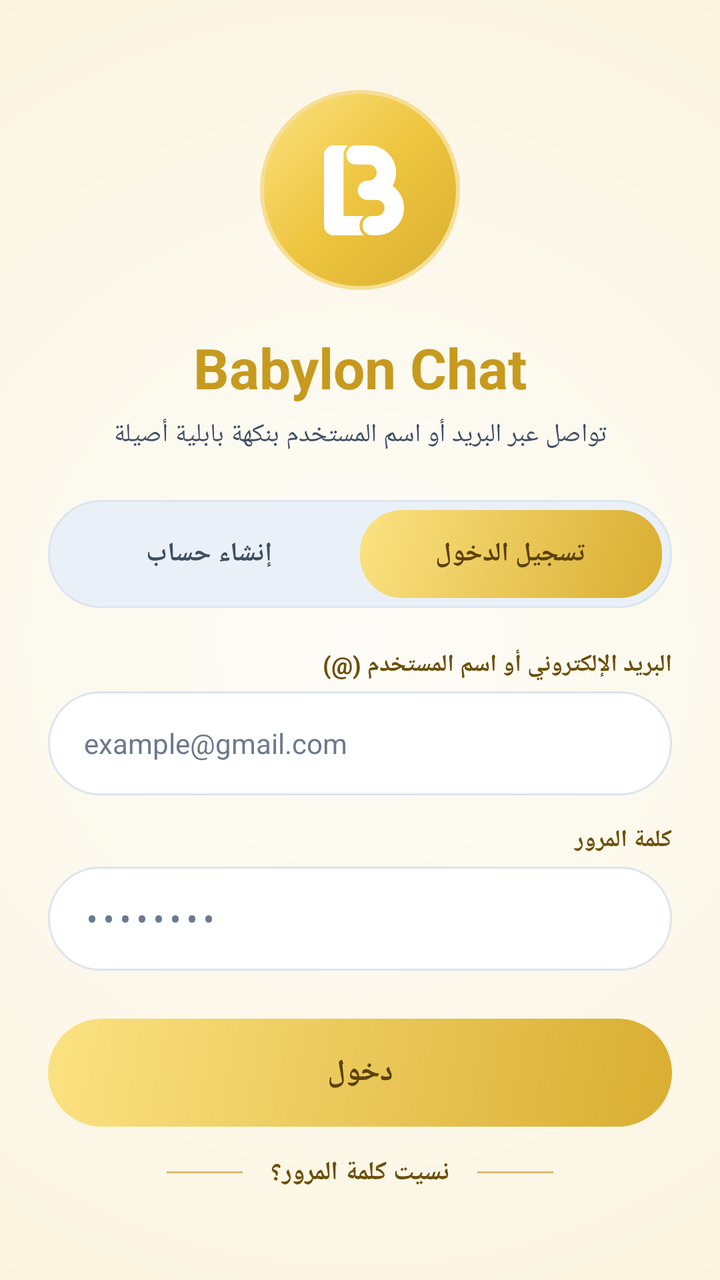
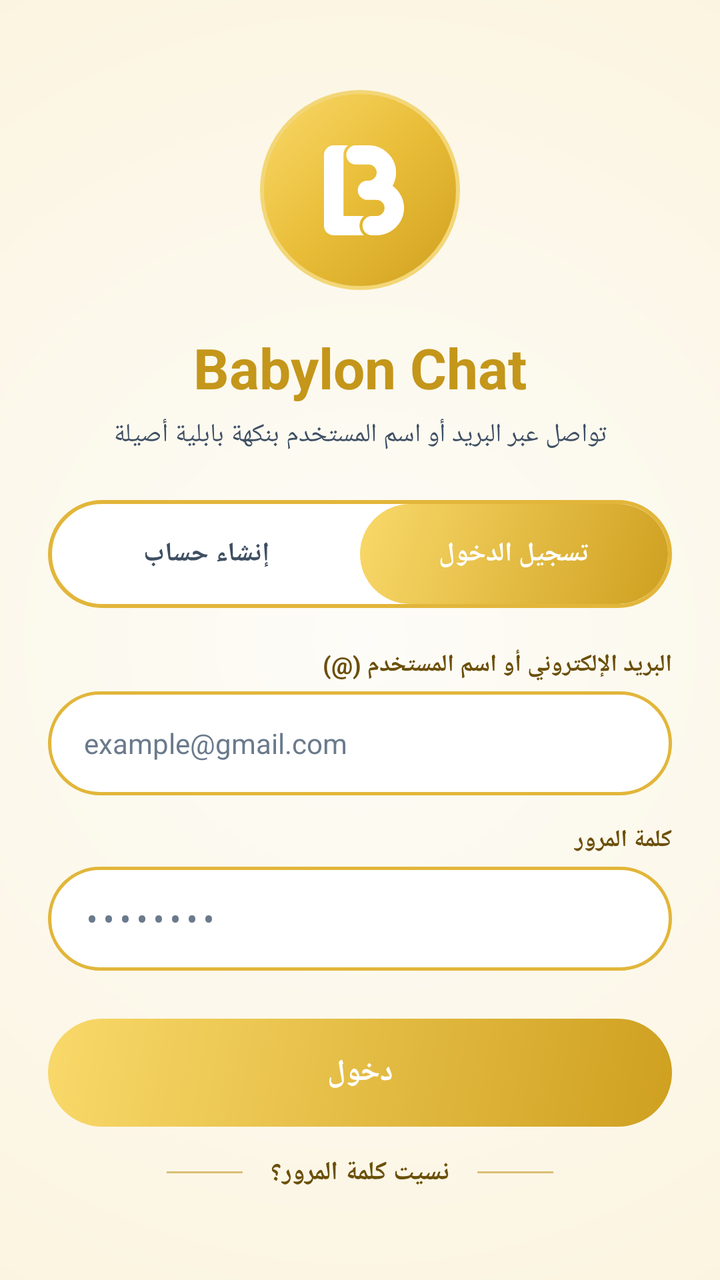

Before-and-after screenshots of an Android layout around one commit, followed by the original layout XML and the change that was made.
<!-- AndroidManifest.xml: activity theme NoActionBar -->
<!-- res/layout/main2.xml -->
<ScrollView
 android:scrollbars="none"
	xmlns:android="http://schemas.android.com/apk/res/android"
	xmlns:app="http://schemas.android.com/apk/res-auto"
	xmlns:tools="http://schemas.android.com/tools"
	android:id="@+id/root"
	android:layout_width="match_parent"
	android:layout_height="match_parent"
	android:background="@drawable/bg_screen"
	android:fillViewport="true"
	android:clipToPadding="false"
	android:layoutDirection="rtl">
	<LinearLayout
		android:id="@+id/linear26"
		android:layout_width="match_parent"
		android:layout_height="match_parent"
		android:paddingLeft="24dp"
		android:paddingTop="30dp"
		android:paddingRight="24dp"
		android:paddingBottom="30dp"
		android:gravity="center_horizontal|center_vertical"
		android:orientation="vertical">
		<LinearLayout
			android:id="@+id/logo_circle"
			android:layout_width="100dp"
			android:layout_height="100dp"
			android:background="@drawable/bg_logo"
			android:gravity="center_horizontal|center_vertical"
			android:orientation="vertical">
			<ImageView
				android:id="@+id/logo_img"
				android:layout_width="40dp"
				android:layout_height="46dp"
				android:src="@drawable/logo_vector"
				android:scaleType="fitCenter"
				android:translationX="2.0dp" />
		</LinearLayout>
		<TextView
			android:id="@+id/title"
			android:layout_width="wrap_content"
			android:layout_height="wrap_content"
			android:layout_marginTop="20dp"
			android:text="Babylon Chat"
			android:textSize="28sp"
			android:textStyle="bold"
			android:textColor="#C79A1F" />
		<TextView
			android:id="@+id/subtitle"
			android:layout_width="wrap_content"
			android:layout_height="wrap_content"
			android:layout_marginTop="6dp"
			android:gravity="center_horizontal|center_vertical"
			android:text="تواصل عبر البريد أو اسم المستخدم بنكهة بابلية أصيلة"
			android:textSize="13sp"
			android:textColor="#3F4F63" />
		<LinearLayout
			android:id="@+id/tabs"
			android:layout_width="match_parent"
			android:layout_height="54dp"
			android:layout_marginTop="24dp"
			android:padding="5dp"
			android:background="@drawable/bg_tab_container"
			android:orientation="horizontal">
			<TextView
				android:id="@+id/tab_login"
				android:layout_width="0dp"
				android:layout_height="match_parent"
				android:background="@drawable/bg_tab_active"
				android:gravity="center_horizontal|center_vertical"
				android:text="تسجيل الدخول"
				android:textStyle="bold"
				android:textColor="#5B4208"
				android:layout_weight="1"
				android:textSize="13.33sp" />
			<TextView
				android:id="@+id/tab_register"
				android:layout_width="0dp"
				android:layout_height="match_parent"
				android:gravity="center_horizontal|center_vertical"
				android:text="إنشاء حساب"
				android:textStyle="bold"
				android:textColor="#3F4F63"
				android:layout_weight="1"
				android:textSize="13.33sp" />
		</LinearLayout>
		<LinearLayout
			android:id="@+id/login_form"
			android:layout_width="match_parent"
			android:layout_height="wrap_content"
			android:orientation="vertical"
			android:visibility="visible">
			<TextView
				android:id="@+id/label_user"
				android:layout_width="match_parent"
				android:layout_height="wrap_content"
				android:layout_marginTop="20dp"
				android:gravity="right"
				android:text="البريد الإلكتروني أو اسم المستخدم (\@)"
				android:textSize="12sp"
				android:textStyle="bold"
				android:textColor="#6B4F08" />
			<EditText
				android:id="@+id/edit_user"
				android:layout_width="match_parent"
				android:layout_height="52dp"
				android:layout_marginTop="5dp"
				android:paddingLeft="18dp"
				android:paddingRight="18dp"
				android:background="@drawable/bg_input"
				android:gravity="left|center_vertical"
				android:textSize="14sp"
				android:textColor="#17212B"
				android:hint="example\@gmail.com"
				android:textColorHint="#6B7A8C"
				android:singleLine="true"
				android:inputType="textEmailAddress" />
			<TextView
				android:id="@+id/label_pass"
				android:layout_width="match_parent"
				android:layout_height="wrap_content"
				android:layout_marginTop="14dp"
				android:gravity="right"
				android:text="كلمة المرور"
				android:textSize="12sp"
				android:textStyle="bold"
				android:textColor="#6B4F08" />
			<EditText
				android:id="@+id/edit_pass"
				android:layout_width="match_parent"
				android:layout_height="52dp"
				android:layout_marginTop="5dp"
				android:paddingLeft="18dp"
				android:paddingRight="18dp"
				android:background="@drawable/bg_input"
				android:gravity="left|center_vertical"
				android:textSize="14sp"
				android:textColor="#17212B"
				android:hint="••••••••"
				android:textColorHint="#6B7A8C"
				android:singleLine="true"
				android:inputType="textPassword" />
			<TextView
				android:id="@+id/btn_login"
				android:layout_width="match_parent"
				android:layout_height="54dp"
				android:layout_marginTop="24dp"
				android:background="@drawable/bg_button"
				android:gravity="center_horizontal|center_vertical"
				android:text="دخول"
				android:textSize="15sp"
				android:textStyle="bold"
				android:textColor="#5B4208"
				android:focusable="true" />
			<TextView
				android:id="@+id/btn_forgot"
				android:layout_width="wrap_content"
				android:layout_height="wrap_content"
				android:layout_marginTop="14dp"
				android:text="نسيت كلمة المرور؟"
				android:textSize="13sp"
				android:textColor="#6B4F08"
				android:drawableLeft="@drawable/bg_line"
				android:drawableRight="@drawable/bg_line"
				android:drawablePadding="14dp"
				android:textStyle="bold"
				android:layout_gravity="center_horizontal"
				android:focusable="true" />
		</LinearLayout>
		<LinearLayout
			android:id="@+id/register_form"
			android:layout_width="match_parent"
			android:layout_height="wrap_content"
			android:orientation="vertical"
			android:visibility="gone">
			<TextView
				android:id="@+id/label_name"
				android:layout_width="match_parent"
				android:layout_height="wrap_content"
				android:layout_marginTop="20dp"
				android:gravity="right"
				android:text="اسم العرض (الاسم الشخصي)"
				android:textSize="12sp"
				android:textStyle="bold"
				android:textColor="#6B4F08" />
			<EditText
				android:id="@+id/edit_name"
				android:layout_width="match_parent"
				android:layout_height="52dp"
				android:layout_marginTop="5dp"
				android:paddingLeft="18dp"
				android:paddingRight="18dp"
				android:background="@drawable/bg_input"
				android:gravity="left|center_vertical"
				android:textSize="14sp"
				android:textColor="#17212B"
				android:hint="Your Name"
				android:textColorHint="#6B7A8C"
				android:singleLine="true"
				android:inputType="textPersonName" />
			<TextView
				android:id="@+id/label_email"
				android:layout_width="match_parent"
				android:layout_height="wrap_content"
				android:layout_marginTop="14dp"
				android:gravity="right"
				android:text="البريد الإلكتروني"
				android:textSize="12sp"
				android:textStyle="bold"
				android:textColor="#6B4F08" />
			<EditText
				android:id="@+id/edit_email"
				android:layout_width="match_parent"
				android:layout_height="52dp"
				android:layout_marginTop="5dp"
				android:paddingLeft="18dp"
				android:paddingRight="18dp"
				android:background="@drawable/bg_input"
				android:gravity="left|center_vertical"
				android:textSize="14sp"
				android:textColor="#17212B"
				android:hint="example\@gmail.com"
				android:textColorHint="#6B7A8C"
				android:singleLine="true"
				android:inputType="textEmailAddress" />
			<TextView
				android:id="@+id/label_reg_pass"
				android:layout_width="match_parent"
				android:layout_height="wrap_content"
				android:layout_marginTop="14dp"
				android:gravity="right"
				android:text="كلمة المرور"
				android:textSize="12sp"
				android:textStyle="bold"
				android:textColor="#6B4F08" />
			<EditText
				android:id="@+id/edit_reg_pass"
				android:layout_width="match_parent"
				android:layout_height="52dp"
				android:layout_marginTop="5dp"
				android:paddingLeft="18dp"
				android:paddingRight="18dp"
				android:background="@drawable/bg_input"
				android:gravity="left|center_vertical"
				android:textSize="14sp"
				android:textColor="#17212B"
				android:hint="6 أحرف على الأقل"
				android:textColorHint="#6B7A8C"
				android:singleLine="true"
				android:inputType="textPassword" />
			<TextView
				android:id="@+id/label_reg_pass2"
				android:layout_width="match_parent"
				android:layout_height="wrap_content"
				android:layout_marginTop="14dp"
				android:gravity="right"
				android:text="تأكيد كلمة المرور"
				android:textSize="12sp"
				android:textStyle="bold"
				android:textColor="#6B4F08" />
			<EditText
				android:id="@+id/edit_reg_pass2"
				android:layout_width="match_parent"
				android:layout_height="52dp"
				android:layout_marginTop="5dp"
				android:paddingLeft="18dp"
				android:paddingRight="18dp"
				android:background="@drawable/bg_input"
				android:gravity="left|center_vertical"
				android:textSize="14sp"
				android:textColor="#17212B"
				android:hint="أعد كتابة كلمة المرور"
				android:textColorHint="#6B7A8C"
				android:singleLine="true"
				android:inputType="textPassword" />
			<TextView
				android:id="@+id/btn_register"
				android:layout_width="match_parent"
				android:layout_height="54dp"
				android:layout_marginTop="24dp"
				android:background="@drawable/bg_button"
				android:gravity="center_horizontal|center_vertical"
				android:text="تسجيل حساب جديد"
				android:textSize="15sp"
				android:textStyle="bold"
				android:textColor="#5B4208"
				android:focusable="true" />
		</LinearLayout>
	</LinearLayout>
</ScrollView>
<!-- resources referenced by this layout -->
<resources>
  <!-- drawable bg_button (drawable) -->
  <?xml version="1.0" encoding="utf-8"?>
  <shape xmlns:android="http://schemas.android.com/apk/res/android" android:shape="rectangle">
      
      <gradient
          android:angle="315"
          android:startColor="#FBE282"
          android:endColor="#D9AE31" />
      <corners android:radius="27dp" />
  </shape>
  <!-- drawable bg_input (drawable) -->
  <?xml version="1.0" encoding="utf-8"?>
  <shape xmlns:android="http://schemas.android.com/apk/res/android" android:shape="rectangle">
      <solid android:color="#FFFFFF" />
      <stroke android:width="1dp" android:color="#DCE4EE" />
      <corners android:radius="26dp" />
  </shape>
  <!-- drawable bg_line (drawable) -->
  <?xml version="1.0" encoding="utf-8"?>
  <shape xmlns:android="http://schemas.android.com/apk/res/android" android:shape="rectangle">
      <size android:width="38dp" android:height="1dp" />
      <solid android:color="#99C39A2A" />
  </shape>
  <!-- drawable bg_logo (drawable) -->
  <?xml version="1.0" encoding="utf-8"?>
  <shape xmlns:android="http://schemas.android.com/apk/res/android" android:shape="oval">
      <gradient
          android:angle="315"
          android:startColor="#FBE282"
          android:centerColor="#EEC53F"
          android:endColor="#D9AE31" />
      <stroke android:width="2dp" android:color="#F6DE93" />
  </shape>
  <!-- drawable bg_screen (drawable) -->
  <?xml version="1.0" encoding="utf-8"?>
  <shape xmlns:android="http://schemas.android.com/apk/res/android" android:shape="rectangle">
      
      <gradient
          android:type="radial"
          android:centerX="0.5"
          android:centerY="0.5"
          android:gradientRadius="120%p"
          android:startColor="#FDFCF8"
          android:endColor="#FBF3DC" />
  </shape>
  <!-- drawable bg_tab_active (drawable) -->
  <?xml version="1.0" encoding="utf-8"?>
  <shape xmlns:android="http://schemas.android.com/apk/res/android" android:shape="rectangle">
      <gradient
          android:angle="315"
          android:startColor="#FBE282"
          android:endColor="#D9AE31" />
      <corners android:radius="21dp" />
  </shape>
  <!-- drawable bg_tab_container (drawable) -->
  <?xml version="1.0" encoding="utf-8"?>
  <shape xmlns:android="http://schemas.android.com/apk/res/android" android:shape="rectangle">
      <solid android:color="#EAF0F7" />
      <stroke android:width="1dp" android:color="#DCE4EE" />
      <corners android:radius="26dp" />
  </shape>
  <!-- drawable logo_vector: vector/xml drawable (drawable, 4453 chars, omitted) -->
  <style name="NoActionBar" parent="@android:style/Theme.Material.Light.NoActionBar">
  		<item name="android:colorPrimary">@color/colorPrimary</item>
  		<item name="android:colorPrimaryDark">@color/colorPrimaryDark</item>
  		<item name="android:colorAccent">@color/colorAccent</item>
  		<item name="android:colorControlActivated">@color/colorAccent</item>
  		<item name="android:textColorHighlight">@color/textHighlightGold</item>
  		<item name="android:colorControlHighlight">@color/colorControlHighlight</item>
  		<item name="android:colorControlNormal">@color/colorControlNormal</item>
  		<item name="android:buttonStyle">@style/FlatButton</item>
  	</style>
  <color name="colorPrimary">#F57C00</color>
  <color name="colorPrimaryDark">#E65100</color>
  <color name="colorAccent">#C99A1C</color>
  <color name="textHighlightGold">#59C99A1C</color>
  <color name="colorControlHighlight">#FFF3E0</color>
  <color name="colorControlNormal">#BDBDBD</color>
  <style name="FlatButton" parent="@android:style/Widget.Material.Button">
  		<item name="android:stateListAnimator">@null</item>
  		<item name="android:elevation">0dp</item>
  	</style>
</resources>

<!-- the commit's change to res/layout/main2.xml (unified diff, before → after) -->
@@ -43,7 +43,7 @@
 			android:text="Babylon Chat"
 			android:textSize="28sp"
 			android:textStyle="bold"
-			android:textColor="#C79A1F" />
+			android:textColor="#C4961A" />
 		<TextView
 			android:id="@+id/subtitle"
 			android:layout_width="wrap_content"
@@ -58,7 +58,7 @@
 			android:layout_width="match_parent"
 			android:layout_height="54dp"
 			android:layout_marginTop="24dp"
-			android:padding="5dp"
+			android:padding="2dp"
 			android:background="@drawable/bg_tab_container"
 			android:orientation="horizontal">
 			<TextView
@@ -69,7 +69,7 @@
 				android:gravity="center_horizontal|center_vertical"
 				android:text="تسجيل الدخول"
 				android:textStyle="bold"
-				android:textColor="#5B4208"
+				android:textColor="#FFFFFF"
 				android:layout_weight="1"
 				android:textSize="13.33sp" />
 			<TextView
@@ -149,7 +149,7 @@
 				android:text="دخول"
 				android:textSize="15sp"
 				android:textStyle="bold"
-				android:textColor="#5B4208"
+				android:textColor="#FFFFFF"
 				android:focusable="true" />
 			<TextView
 				android:id="@+id/btn_forgot"
@@ -282,7 +282,7 @@
 				android:text="تسجيل حساب جديد"
 				android:textSize="15sp"
 				android:textStyle="bold"
-				android:textColor="#5B4208"
+				android:textColor="#FFFFFF"
 				android:focusable="true" />
 		</LinearLayout>
 	</LinearLayout>
<!-- resource entries referenced after the edit -->
@@ -6,15 +6,15 @@
       
       <gradient
           android:angle="315"
-          android:startColor="#FBE282"
-          android:endColor="#D9AE31" />
+          android:startColor="#F9D96A"
+          android:endColor="#CFA020" />
       <corners android:radius="27dp" />
   </shape>
   <!-- drawable bg_input (drawable) -->
   <?xml version="1.0" encoding="utf-8"?>
   <shape xmlns:android="http://schemas.android.com/apk/res/android" android:shape="rectangle">
       <solid android:color="#FFFFFF" />
-      <stroke android:width="1dp" android:color="#DCE4EE" />
+      <stroke android:width="1.5dp" android:color="#E2B63A" />
       <corners android:radius="26dp" />
   </shape>
   <!-- drawable bg_line (drawable) -->
@@ -28,10 +28,10 @@
   <shape xmlns:android="http://schemas.android.com/apk/res/android" android:shape="oval">
       <gradient
           android:angle="315"
-          android:startColor="#FBE282"
-          android:centerColor="#EEC53F"
-          android:endColor="#D9AE31" />
-      <stroke android:width="2dp" android:color="#F6DE93" />
+          android:startColor="#F9D96A"
+          android:centerColor="#E9BD38"
+          android:endColor="#CFA020" />
+      <stroke android:width="2dp" android:color="#F3D677" />
   </shape>
   <!-- drawable bg_screen (drawable) -->
   <?xml version="1.0" encoding="utf-8"?>
@@ -50,16 +50,16 @@
   <shape xmlns:android="http://schemas.android.com/apk/res/android" android:shape="rectangle">
       <gradient
           android:angle="315"
-          android:startColor="#FBE282"
-          android:endColor="#D9AE31" />
-      <corners android:radius="21dp" />
+          android:startColor="#F9D96A"
+          android:endColor="#CFA020" />
+      <corners android:radius="25dp" />
   </shape>
   <!-- drawable bg_tab_container (drawable) -->
   <?xml version="1.0" encoding="utf-8"?>
   <shape xmlns:android="http://schemas.android.com/apk/res/android" android:shape="rectangle">
-      <solid android:color="#EAF0F7" />
-      <stroke android:width="1dp" android:color="#DCE4EE" />
-      <corners android:radius="26dp" />
+      <solid android:color="#FFFFFF" />
+      <stroke android:width="2dp" android:color="#E2B63A" />
+      <corners android:radius="27dp" />
   </shape>
   <!-- drawable logo_vector: vector/xml drawable (drawable, 4453 chars, omitted) -->
   <style name="NoActionBar" parent="@android:style/Theme.Material.Light.NoActionBar">
